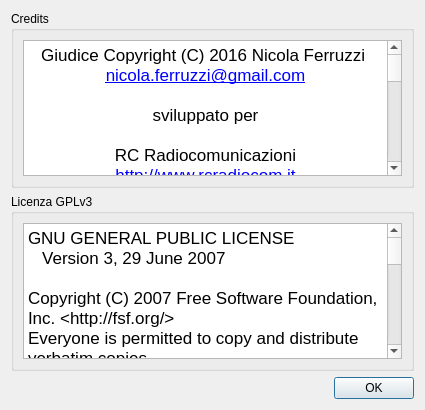
Qt form ui/info.ui (nferruzzi/giudice-server) before a commit.
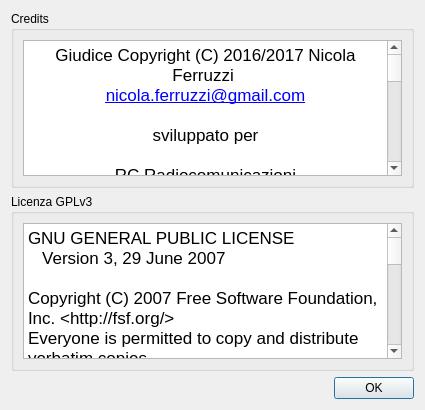
The same form after that commit. Icons and pictures are not drawn.

Commit message: Bump UI version and copyright

What changed in the file:
```diff
--- a/ui/info.ui
+++ b/ui/info.ui
@@ -27,7 +27,7 @@
 &lt;html&gt;&lt;head&gt;&lt;meta name=&quot;qrichtext&quot; content=&quot;1&quot; /&gt;&lt;style type=&quot;text/css&quot;&gt;
 p, li { white-space: pre-wrap; }
 &lt;/style&gt;&lt;/head&gt;&lt;body style=&quot; font-family:'.SF NS Text'; font-size:13pt; font-weight:400; font-style:normal;&quot;&gt;
-&lt;p align=&quot;center&quot; style=&quot; margin-top:0px; margin-bottom:0px; margin-left:0px; margin-right:0px; -qt-block-indent:0; text-indent:0px;&quot;&gt;Giudice Copyright (C) 2016 Nicola Ferruzzi &lt;/p&gt;
+&lt;p align=&quot;center&quot; style=&quot; margin-top:0px; margin-bottom:0px; margin-left:0px; margin-right:0px; -qt-block-indent:0; text-indent:0px;&quot;&gt;Giudice Copyright (C) 2016/2017 Nicola Ferruzzi &lt;/p&gt;
 &lt;p align=&quot;center&quot; style=&quot; margin-top:0px; margin-bottom:0px; margin-left:0px; margin-right:0px; -qt-block-indent:0; text-indent:0px;&quot;&gt;&lt;a href=&quot;mailto:nicola.ferruzzi@gmail.com&quot;&gt;&lt;span style=&quot; text-decoration: underline; color:#0000ff;&quot;&gt;nicola.ferruzzi@gmail.com&lt;/span&gt;&lt;/a&gt;&lt;/p&gt;
 &lt;p align=&quot;center&quot; style=&quot;-qt-paragraph-type:empty; margin-top:0px; margin-bottom:0px; margin-left:0px; margin-right:0px; -qt-block-indent:0; text-indent:0px;&quot;&gt;&lt;br /&gt;&lt;/p&gt;
 &lt;p align=&quot;center&quot; style=&quot; margin-top:0px; margin-bottom:0px; margin-left:0px; margin-right:0px; -qt-block-indent:0; text-indent:0px;&quot;&gt;sviluppato per&lt;/p&gt;
```
The commit also changes 2 other files.
